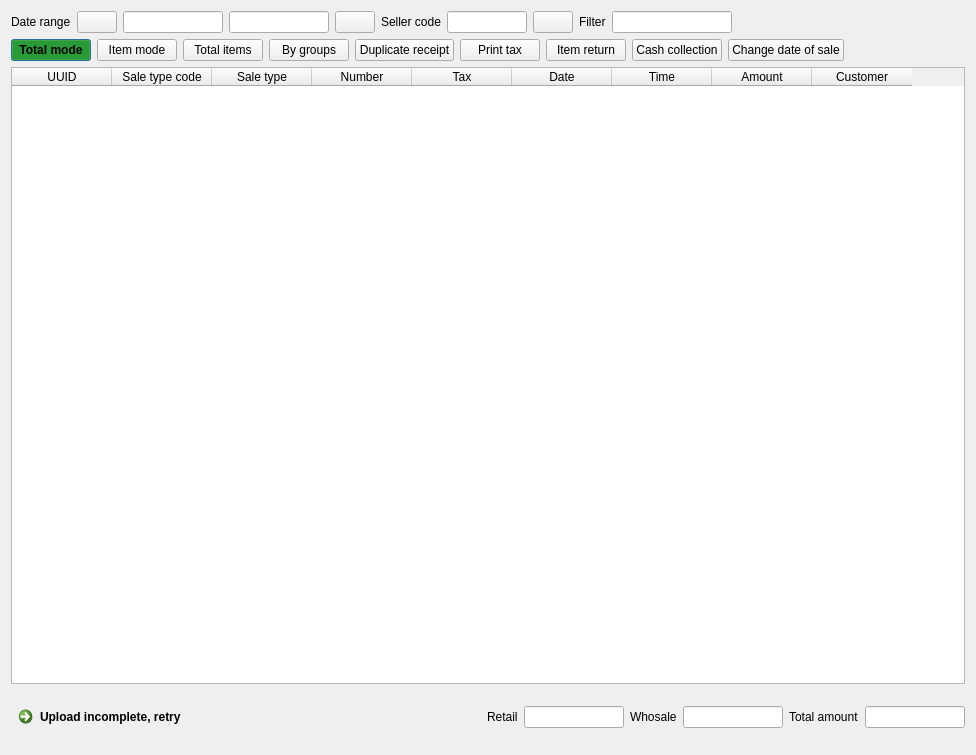
Above: Shop/sales.ui from End1-1/Cafe5 before the change. Below: the same form after it.
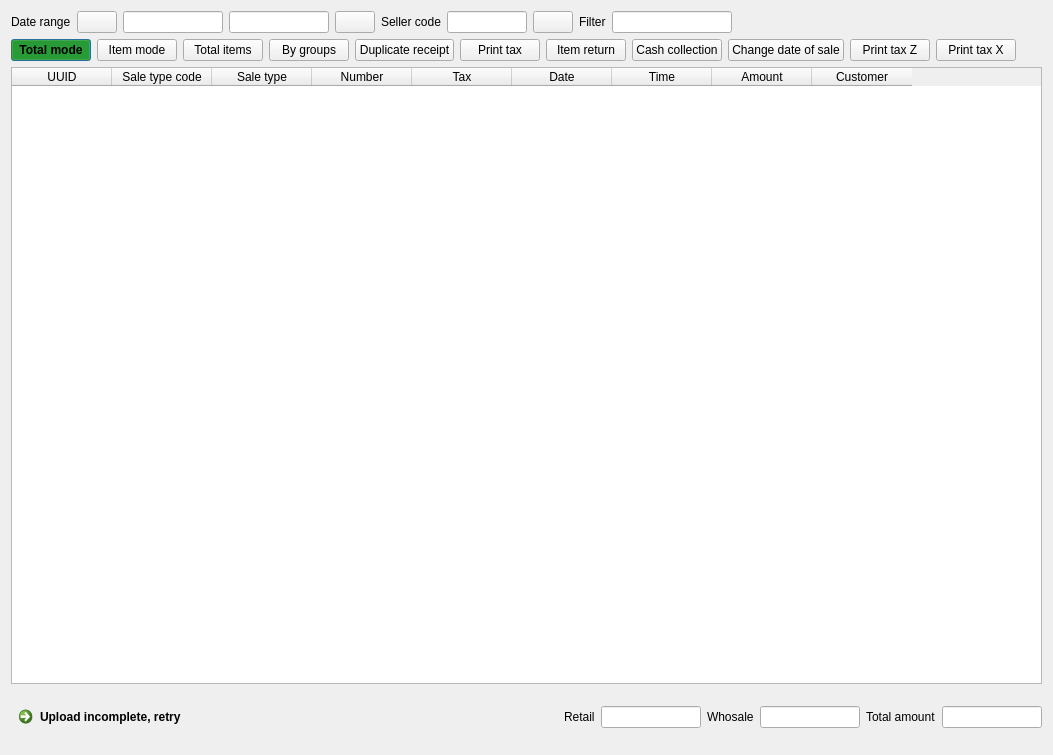
That is the form after the change. Icons and pictures are not drawn. Custom widgets are drawn as their Qt base class.

Diff of the .ui file:
```diff
--- a/Shop/sales.ui
+++ b/Shop/sales.ui
@@ -6,7 +6,7 @@
    <rect>
     <x>0</x>
     <y>0</y>
-    <width>976</width>
+    <width>1053</width>
     <height>755</height>
    </rect>
   </property>
@@ -334,6 +334,28 @@
         </property>
        </widget>
       </item>
+      <item>
+       <widget class="QPushButton" name="btnPrintTaxZ">
+        <property name="text">
+         <string>Print tax Z</string>
+        </property>
+        <property name="icon">
+         <iconset resource="../resources/res.qrc">
+          <normaloff>:/print.png</normaloff>:/print.png</iconset>
+        </property>
+       </widget>
+      </item>
+      <item>
+       <widget class="QPushButton" name="btnPrintTaxX">
+        <property name="text">
+         <string>Print tax X</string>
+        </property>
+        <property name="icon">
+         <iconset resource="../resources/res.qrc">
+          <normaloff>:/print.png</normaloff>:/print.png</iconset>
+        </property>
+       </widget>
+      </item>
       <item>
        <spacer name="horizontalSpacer_3">
         <property name="orientation">
```
